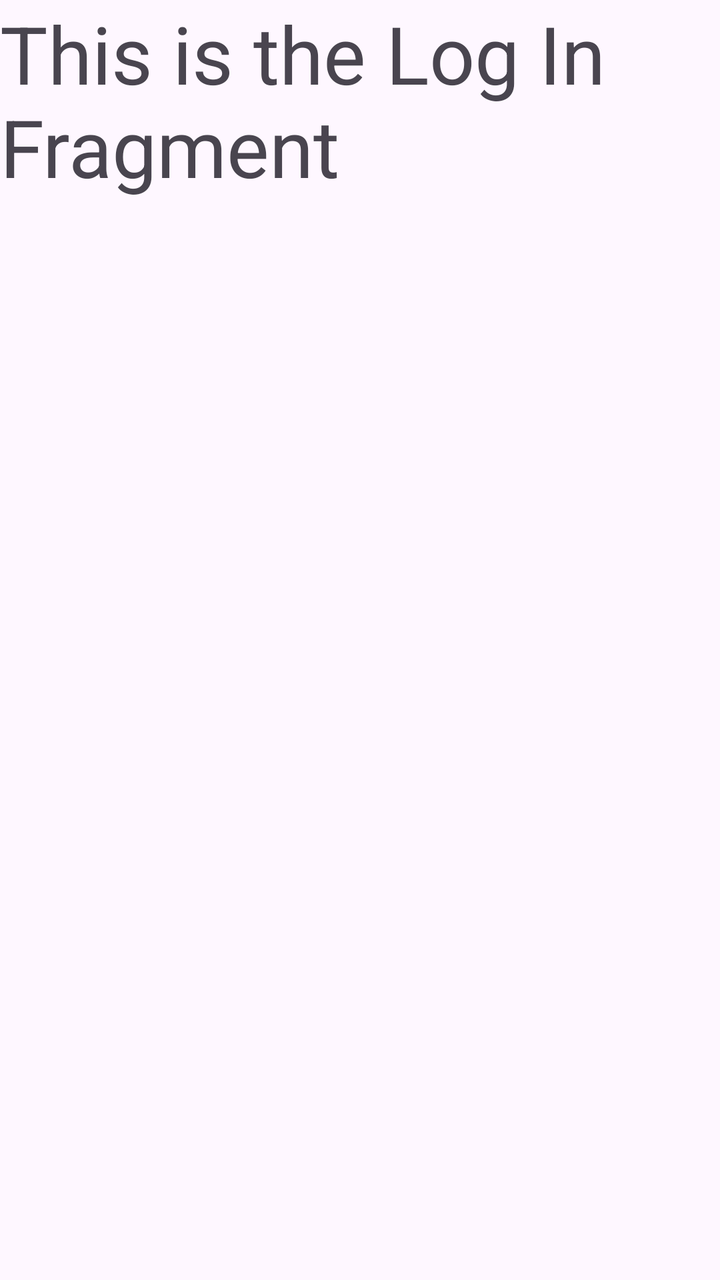
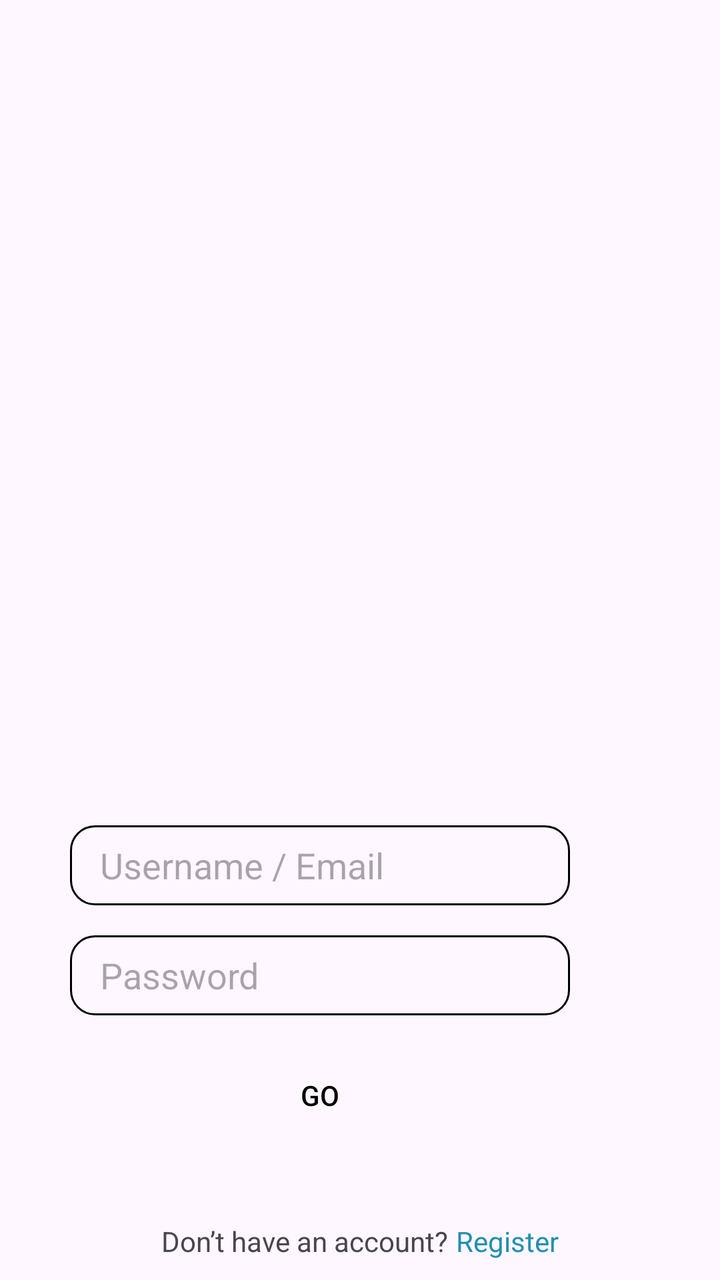

An Android layout rendered at two revisions. The XML below is the earlier revision; the diff shows what the commit changed to produce the second picture.
<!-- AndroidManifest.xml: application theme Theme.Buscor -->
<!-- res/layout/fragment_log_in.xml -->
<?xml version="1.0" encoding="utf-8"?>
<FrameLayout xmlns:android="http://schemas.android.com/apk/res/android"
    xmlns:tools="http://schemas.android.com/tools"
    android:layout_width="match_parent"
    android:layout_height="match_parent"
    tools:context=".views.LogIn.LogIn">

    
    <TextView
        android:layout_width="match_parent"
        android:layout_height="match_parent"
        android:text="This is the Log In Fragment"
        android:textSize="40sp"/>

</FrameLayout>
<!-- resources referenced by this layout -->
<resources>
  <style name="Theme.Buscor" parent="Base.Theme.Buscor" />
  <style name="Base.Theme.Buscor" parent="Theme.Material3.DayNight.NoActionBar">
          
          
      </style>
</resources>

<!-- the commit's change to res/layout/fragment_log_in.xml (unified diff, before → after) -->
@@ -1,15 +1,157 @@
 <?xml version="1.0" encoding="utf-8"?>
-<FrameLayout xmlns:android="http://schemas.android.com/apk/res/android"
+<androidx.constraintlayout.widget.ConstraintLayout xmlns:android="http://schemas.android.com/apk/res/android"
+    xmlns:app="http://schemas.android.com/apk/res-auto"
     xmlns:tools="http://schemas.android.com/tools"
     android:layout_width="match_parent"
     android:layout_height="match_parent"
     tools:context=".views.LogIn.LogIn">
 
-    
-    <TextView
-        android:layout_width="match_parent"
-        android:layout_height="match_parent"
-        android:text="This is the Log In Fragment"
-        android:textSize="40sp"/>
+    <LinearLayout
+        android:layout_width="wrap_content"
+        android:layout_height="155dp"
+        android:layout_gravity="bottom"
+        android:layout_margin="35dp"
+        android:layout_marginStart="40dp"
+        android:layout_marginBottom="68dp"
+        android:orientation="vertical"
+        app:layout_constraintBottom_toBottomOf="parent"
+        app:layout_constraintStart_toStartOf="parent"
+        app:layout_constraintTop_toTopOf="parent"
+        app:layout_constraintVertical_bias="0.90999997">
 
-</FrameLayout>
+        <TextView
+            android:layout_width="wrap_content"
+            android:layout_height="wrap_content"
+            android:layout_marginBottom="10dp"
+            android:text="@string/missing_credentials"
+            android:textColor="@color/error_red"
+            android:visibility="gone"
+            app:layout_constraintBottom_toBottomOf="parent"
+            app:layout_constraintEnd_toEndOf="parent"
+            app:layout_constraintStart_toStartOf="parent" />
+
+        <LinearLayout
+            android:layout_width="wrap_content"
+            android:layout_height="wrap_content"
+            android:orientation="horizontal">
+
+            <LinearLayout
+                android:layout_width="wrap_content"
+                android:layout_height="wrap_content"
+                android:orientation="vertical">
+
+                <EditText
+                    android:id="@+id/logInUsername"
+                    android:layout_width="250dp"
+                    android:layout_height="40dp"
+                    android:layout_marginBottom="15dp"
+                    android:background="@drawable/edit_text_border"
+                    android:hint="Username / Email"
+                    android:paddingLeft="15dp" />
+
+                <TextView
+                    android:layout_width="wrap_content"
+                    android:layout_height="wrap_content"
+                    android:layout_gravity="end"
+                    android:layout_marginBottom="10dp"
+                    android:text="@string/incorrect"
+                    android:textColor="@color/error_red"
+                    android:visibility="gone"
+                    app:layout_constraintBottom_toBottomOf="parent"
+                    app:layout_constraintEnd_toEndOf="parent"
+                    app:layout_constraintStart_toStartOf="parent" />
+
+            </LinearLayout>
+
+            <ImageView
+                android:layout_width="wrap_content"
+                android:layout_height="wrap_content"
+                android:layout_margin="10dp"
+                android:src="@drawable/error_icon"
+                android:visibility="gone" />
+
+        </LinearLayout>
+
+        <LinearLayout
+            android:layout_width="wrap_content"
+            android:layout_height="wrap_content"
+            android:orientation="horizontal">
+
+            <LinearLayout
+                android:layout_width="wrap_content"
+                android:layout_height="wrap_content"
+                android:orientation="vertical">
+
+                <EditText
+                    android:id="@+id/logInPassword"
+                    android:layout_width="250dp"
+                    android:layout_height="40dp"
+                    android:layout_marginBottom="20dp"
+                    android:background="@drawable/edit_text_border"
+                    android:hint="@string/password"
+                    android:paddingLeft="15dp" />
+
+                <TextView
+                    android:layout_width="wrap_content"
+                    android:layout_height="wrap_content"
+                    android:layout_gravity="end"
+                    android:layout_marginBottom="10dp"
+                    android:text="@string/incorrect"
+                    android:textColor="@color/error_red"
+                    android:visibility="gone"
+                    app:layout_constraintBottom_toBottomOf="parent"
+                    app:layout_constraintEnd_toEndOf="parent"
+                    app:layout_constraintStart_toStartOf="parent" />
+
+            </LinearLayout>
+
+            <ImageView
+                android:layout_width="wrap_content"
+                android:layout_height="wrap_content"
+                android:layout_margin="10dp"
+                android:src="@drawable/error_icon"
+                android:visibility="gone" />
+
+        </LinearLayout>
+
+        <Button
+            android:layout_width="100dp"
+            android:layout_height="40dp"
+            android:layout_gravity="center"
+            android:background="@drawable/button_border"
+            android:backgroundTint="@android:color/transparent"
+            android:text="@string/go"
+            android:textColor="@color/black" />
+
+    </LinearLayout>
+
+
+    <LinearLayout
+        android:layout_width="wrap_content"
+        android:layout_height="wrap_content"
+        android:orientation="horizontal"
+        app:layout_constraintBottom_toBottomOf="parent"
+        app:layout_constraintEnd_toEndOf="parent"
+        app:layout_constraintStart_toStartOf="parent"
+        android:layout_marginBottom="10dp">
+
+        <TextView
+            android:layout_width="wrap_content"
+            android:layout_height="wrap_content"
+            android:text="@string/don_t_have_an_account_register"
+            app:layout_constraintBottom_toBottomOf="parent"
+            app:layout_constraintEnd_toEndOf="parent"
+            app:layout_constraintStart_toStartOf="parent"
+            android:layout_marginRight="4dp"/>
+
+        <TextView
+            android:layout_width="wrap_content"
+            android:layout_height="wrap_content"
+            android:text="@string/register"
+            app:layout_constraintBottom_toBottomOf="parent"
+            app:layout_constraintEnd_toEndOf="parent"
+            app:layout_constraintStart_toStartOf="parent"
+            android:textColor="@color/Login_and_Register_BottomText_color"/>
+    </LinearLayout>
+
+</androidx.constraintlayout.widget.ConstraintLayout>
<!-- resource entries referenced after the edit -->
@@ -1,5 +1,52 @@
 <!-- resources referenced by this layout -->
 <resources>
+  <color name="Login_and_Register_BottomText_color">#2290AF</color>
+  <color name="black">#FF000000</color>
+  <color name="error_red">#FF0000</color>
+  <!-- drawable button_border (drawable) -->
+  <shape
+      xmlns:android="http://schemas.android.com/apk/res/android"
+      android:shape="rectangle">
+      <solid
+          android:color="@android:color/transparent"/>
+  
+      <corners
+          android:bottomRightRadius="30dp"
+          android:bottomLeftRadius="30dp"
+          android:topLeftRadius="30dp"
+          android:topRightRadius="30dp"/>
+      <stroke
+          android:color="@color/black"
+          android:width="1dp"/>
+  </shape>
+  <!-- drawable edit_text_border (drawable) -->
+  <shape
+      xmlns:android="http://schemas.android.com/apk/res/android"
+      android:shape="rectangle">
+      <solid
+          android:color="@android:color/transparent"/>
+  
+      <corners
+          android:bottomRightRadius="12dp"
+          android:bottomLeftRadius="12dp"
+          android:topLeftRadius="12dp"
+          android:topRightRadius="12dp"/>
+      <stroke
+          android:color="@color/black"
+          android:width="1dp"/>
+  </shape>
+  <!-- drawable error_icon (drawable) -->
+  <vector xmlns:android="http://schemas.android.com/apk/res/android" android:height="24dp" android:tint="#FF0000" android:viewportHeight="960" android:viewportWidth="960" android:width="24dp">
+        
+      <path android:fillColor="@android:color/white" android:pathData="M508.5,668.5Q520,657 520,640Q520,623 508.5,611.5Q497,600 480,600Q463,600 451.5,611.5Q440,623 440,640Q440,657 451.5,668.5Q463,680 480,680Q497,680 508.5,668.5ZM440,520L520,520L520,280L440,280L440,520ZM480,880Q397,880 324,848.5Q251,817 197,763Q143,709 111.5,636Q80,563 80,480Q80,397 111.5,324Q143,251 197,197Q251,143 324,111.5Q397,80 480,80Q563,80 636,111.5Q709,143 763,197Q817,251 848.5,324Q880,397 880,480Q880,563 848.5,636Q817,709 763,763Q709,817 636,848.5Q563,880 480,880ZM480,800Q614,800 707,707Q800,614 800,480Q800,346 707,253Q614,160 480,160Q346,160 253,253Q160,346 160,480Q160,614 253,707Q346,800 480,800ZM480,480Q480,480 480,480Q480,480 480,480Q480,480 480,480Q480,480 480,480Q480,480 480,480Q480,480 480,480Q480,480 480,480Q480,480 480,480Z"/>
+      
+  </vector>
+  <string name="don_t_have_an_account_register">Don’t have an account? </string>
+  <string name="go">Go</string>
+  <string name="incorrect">Incorrect</string>
+  <string name="missing_credentials">Missing Credentials !</string>
+  <string name="password">Password</string>
+  <string name="register">Register</string>
   <style name="Theme.Buscor" parent="Base.Theme.Buscor" />
   <style name="Base.Theme.Buscor" parent="Theme.Material3.DayNight.NoActionBar">
           
